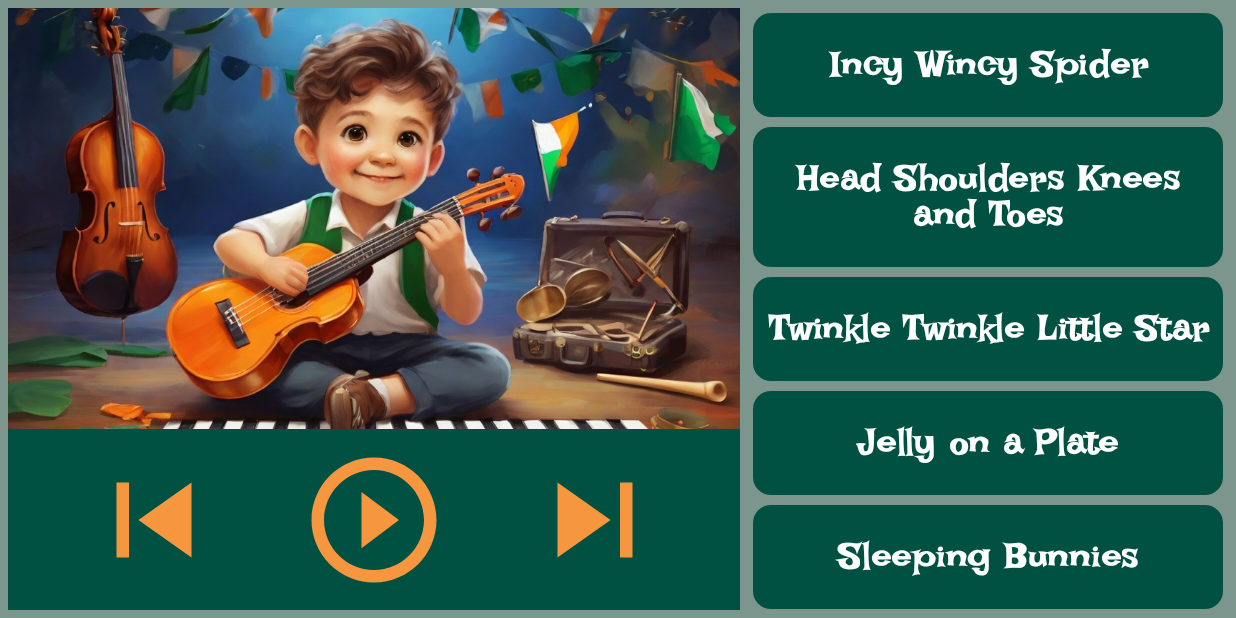
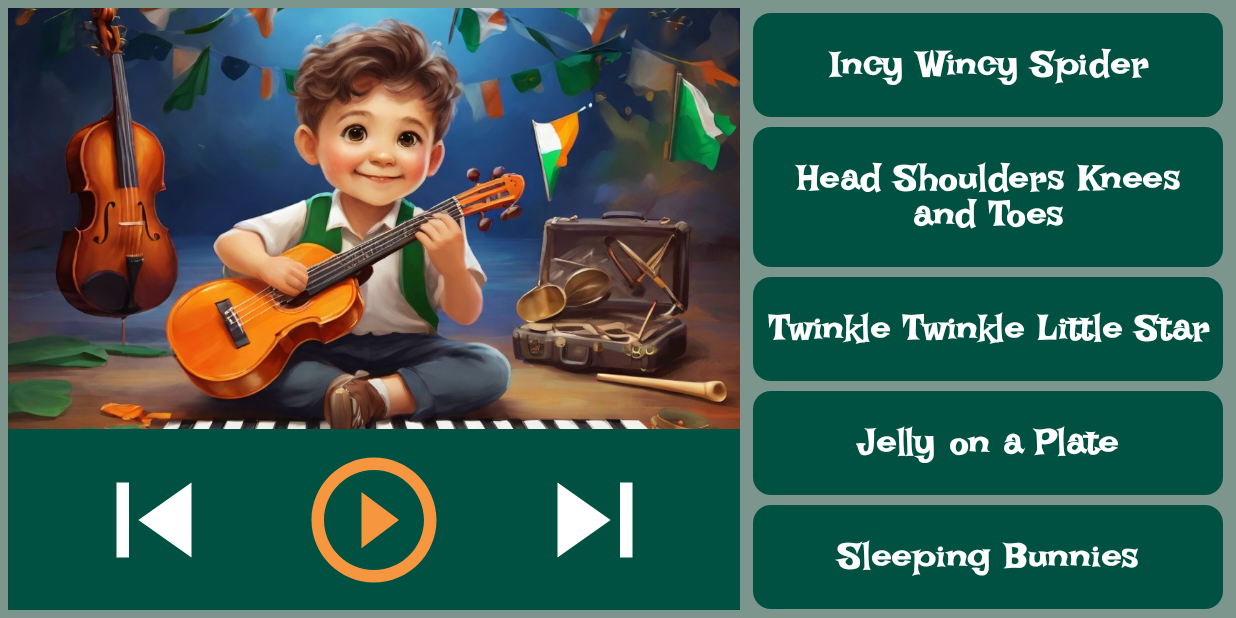
Before and after one commit to Sergey0703/handyplayer, an Android app built with Jetpack Compose: the screen it shows after launch (MainActivity), on a phone screen of 824 x 412 dp (held sideways). Run offline under Robolectric (Android 15) with nearby library versions, the phone set to English and light mode, and no system bars; our stand-ins replace constraintlayout-compose.

Commit message:
button control

```diff
--- a/app/src/main/java/com/serhiibaliasnyi/cozyplayer/screens/MainScreen.kt
+++ b/app/src/main/java/com/serhiibaliasnyi/cozyplayer/screens/MainScreen.kt
@@ -1,7 +1,9 @@
 package com.serhiibaliasnyi.cozyplayer.screens
 
 import android.graphics.BitmapFactory
+import android.provider.CalendarContract
 import android.util.Log
+import androidx.compose.foundation.BorderStroke
 import androidx.compose.foundation.Image
 
 import androidx.compose.foundation.background
@@ -54,9 +56,14 @@ import com.serhiibaliasnyi.cozyplayer.ui.theme.irishGroverFontFamily
 @Composable
 @Preview(showSystemUi = true)
 fun MainScreen(){
-      var mainImage= remember {
+      val mainImage= remember {
           mutableStateOf(0)
       }
+
+      val stateOfSound= remember{
+          mutableStateOf(false)
+      }
+
       Surface(
           modifier = Modifier
               .padding(0.dp)
@@ -127,46 +134,65 @@ fun MainScreen(){
 
                      ) {
                       Button(
-                          onClick = { },
+                          onClick = {
+                              if(mainImage.value>1) mainImage.value= mainImage.value-1
+                           },
                           // modifier= Modifier.size(100.dp),
                           shape = CircleShape,
                           // border= BorderStroke(5.dp, Color(0XFF0F9D58)),
+                          contentPadding = PaddingValues(0.dp),
+                          //colors = ButtonDefaults.outlinedButtonColors(contentColor =  Color.White)
+                          colors = ButtonDefaults.outlinedButtonColors()
+                          //colors = Color(246, 151, 64),
+                      ) {
+                          // Adding an Icon "Add" inside the Button
+                          Icon(
+                              imageVector = ImageVector.vectorResource(R.drawable.button_prev),
+                              contentDescription = "content description",
+                             // tint = Color(246, 151, 64),
+                              tint = Color(255, 255, 255),
+                              modifier = Modifier.size(100.dp)
+                          )
+                      }
+
+
+                      Button(
+                          onClick = {
+                              stateOfSound.value=!stateOfSound.value
+                              Log.d("state",stateOfSound.value.toString())
+                          },
+                          // modifier= Modifier.size(100.dp),
+                          shape = CircleShape,
+                          // border= BorderStroke(8.dp, Color(246, 151, 64)),
                           contentPadding = PaddingValues(0.dp),
                           //colors = ButtonDefaults.outlinedButtonColors(contentColor =  Color.Blue)
                           colors = ButtonDefaults.outlinedButtonColors()
                           //colors = ButtonDefaults.Transparent
                       ) {
                           // Adding an Icon "Add" inside the Button
-                          Icon(
-                              imageVector = ImageVector.vectorResource(R.drawable.button_prev),
-                              contentDescription = "content description",
-                              tint = Color(246, 151, 64),
-                              modifier = Modifier.size(100.dp)
-                          )
-                      }
-
-
-                      Button(
-                          onClick = { },
-                          // modifier= Modifier.size(100.dp),
-                          shape = CircleShape,
-                          // border= BorderStroke(5.dp, Color(0XFF0F9D58)),
-                          contentPadding = PaddingValues(0.dp),
-                          //colors = ButtonDefaults.outlinedButtonColors(contentColor =  Color.Blue)
-                          colors = ButtonDefaults.outlinedButtonColors()
-                          //colors = ButtonDefaults.Transparent
-                      ) {
-                          // Adding an Icon "Add" inside the Button
+                          if(!stateOfSound.value){
                           Icon(
                               imageVector = ImageVector.vectorResource(R.drawable.button_play),
                               contentDescription = "content description",
                               tint = Color(246, 151, 64),
+                              //tint = Color(255, 255, 255),
                               modifier = Modifier.size(100.dp)
-                          )
+                          )} else{
+                              Icon(
+                                  imageVector = ImageVector.vectorResource(R.drawable.button_pause),
+                                  contentDescription = "content description",
+                                  tint = Color(246, 151, 64),
+                                  //tint = Color(255, 255, 255),
+                                  modifier = Modifier.size(100.dp)
+                              )
+                          }
                       }
 
                       Button(
-                          onClick = { },
+                          onClick = {
+                              if(mainImage.value<list.size)
+                              mainImage.value= mainImage.value+1
+                          },
                           // modifier= Modifier.size(100.dp),
                           shape = CircleShape,
                           // border= BorderStroke(5.dp, Color(0XFF0F9D58)),
@@ -179,7 +205,8 @@ fun MainScreen(){
                           Icon(
                               imageVector = ImageVector.vectorResource(R.drawable.button_next),
                               contentDescription = "content description",
-                              tint = Color(246, 151, 64),
+                              //tint = Color(246, 151, 64),
+                              tint = Color(255, 255, 255),
                               modifier = Modifier.size(100.dp)
                           )
                       }
--- /dev/null
+++ b/app/src/main/res/drawable/button_pause.xml
@@ -0,0 +1,5 @@
+<vector xmlns:android="http://schemas.android.com/apk/res/android" android:height="24dp" android:tint="#F69740" android:viewportHeight="24" android:viewportWidth="24" android:width="24dp">
+
+    <path android:fillColor="@android:color/white" android:pathData="M9,16h2L11,8L9,8v8zM12,2C6.48,2 2,6.48 2,12s4.48,10 10,10 10,-4.48 10,-10S17.52,2 12,2zM12,20c-4.41,0 -8,-3.59 -8,-8s3.59,-8 8,-8 8,3.59 8,8 -3.59,8 -8,8zM13,16h2L15,8h-2v8z"/>
+
+</vector>
```
